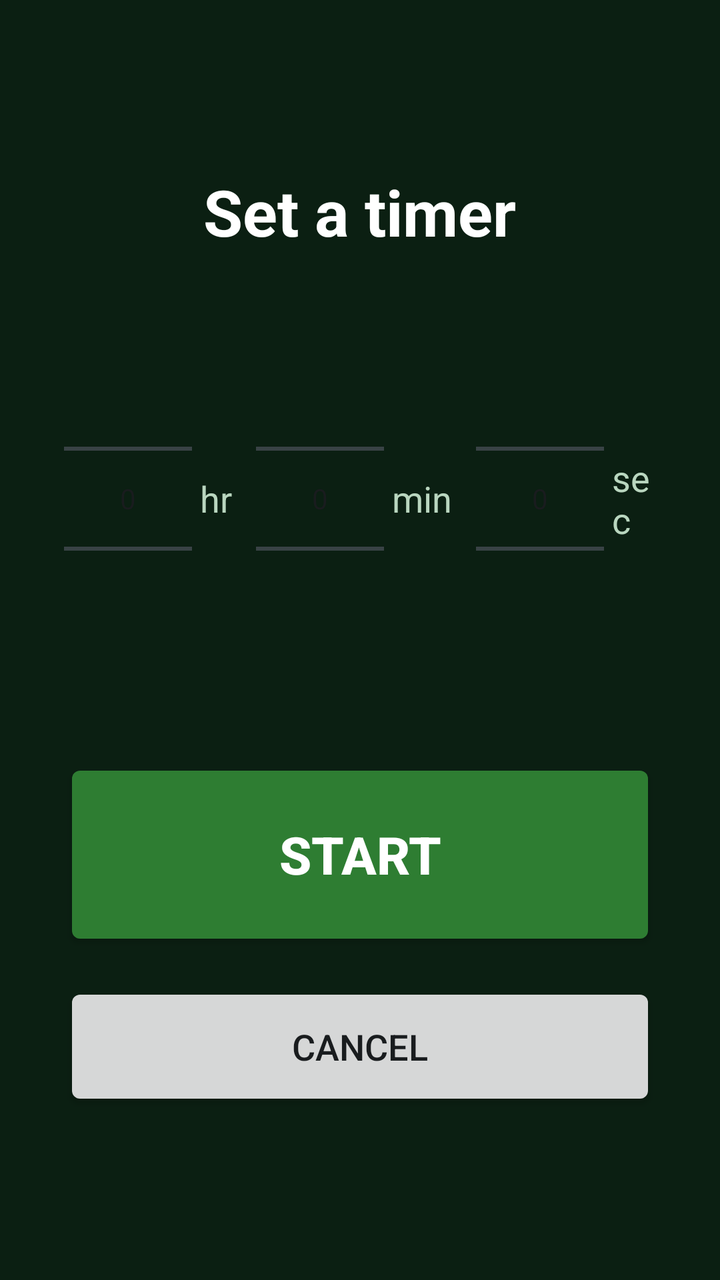
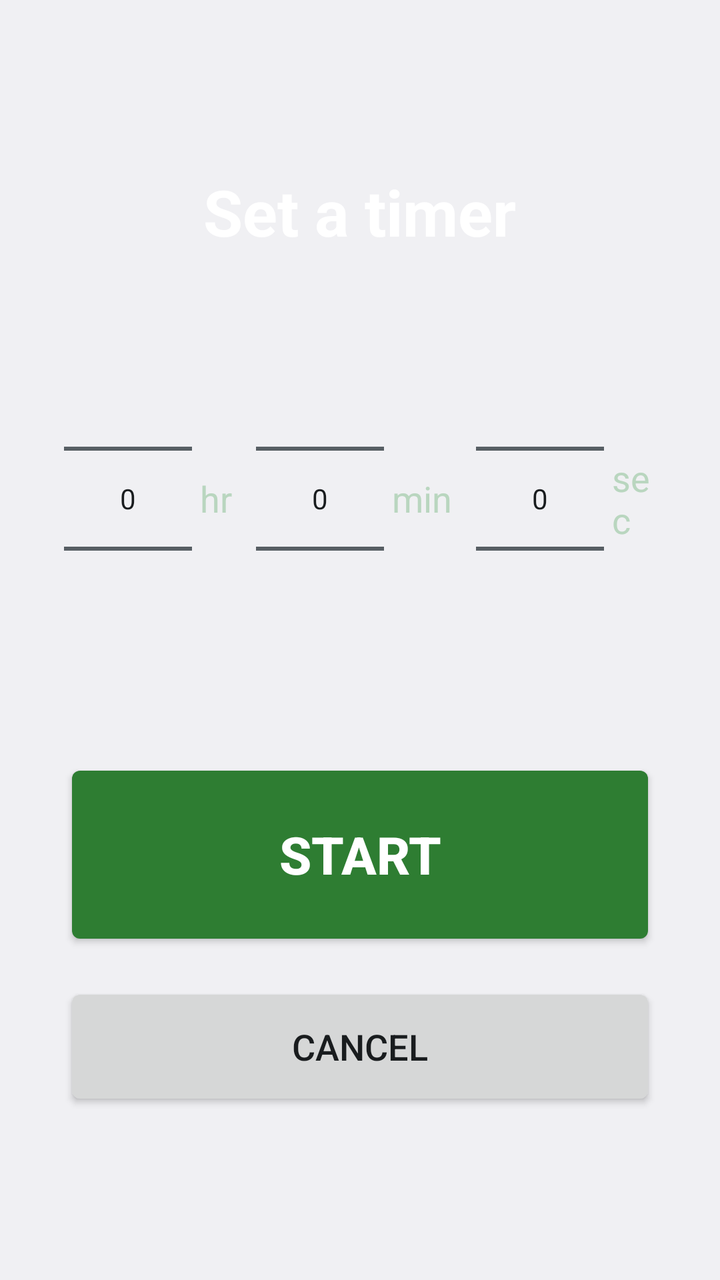

Compare the two renders of this Android layout. The source of the first and the diff that turns it into the second are given below.
<!-- AndroidManifest.xml: application theme AppTheme -->
<!-- res/layout/activity_custom.xml -->
<?xml version="1.0" encoding="utf-8"?>
<LinearLayout xmlns:android="http://schemas.android.com/apk/res/android"
    android:layout_width="match_parent"
    android:layout_height="match_parent"
    android:background="@color/ring_bg"
    android:gravity="center"
    android:orientation="vertical"
    android:padding="32dp">

    <TextView
        android:layout_width="wrap_content"
        android:layout_height="wrap_content"
        android:text="@string/custom_title"
        android:textColor="@color/ring_fg"
        android:textSize="32sp"
        android:textStyle="bold" />

    <LinearLayout
        android:layout_width="wrap_content"
        android:layout_height="wrap_content"
        android:layout_marginTop="32dp"
        android:gravity="center_vertical"
        android:orientation="horizontal">

        <NumberPicker
            android:id="@+id/pickHours"
            android:layout_width="wrap_content"
            android:layout_height="wrap_content"
            android:contentDescription="@string/custom_hours" />

        <TextView
            android:layout_width="wrap_content"
            android:layout_height="wrap_content"
            android:layout_marginStart="4dp"
            android:layout_marginEnd="12dp"
            android:text="@string/custom_hours"
            android:textColor="@color/ring_fg_dim"
            android:textSize="18sp" />

        <NumberPicker
            android:id="@+id/pickMinutes"
            android:layout_width="wrap_content"
            android:layout_height="wrap_content"
            android:contentDescription="@string/custom_minutes" />

        <TextView
            android:layout_width="wrap_content"
            android:layout_height="wrap_content"
            android:layout_marginStart="4dp"
            android:layout_marginEnd="12dp"
            android:text="@string/custom_minutes"
            android:textColor="@color/ring_fg_dim"
            android:textSize="18sp" />

        <NumberPicker
            android:id="@+id/pickSeconds"
            android:layout_width="wrap_content"
            android:layout_height="wrap_content"
            android:contentDescription="@string/custom_seconds" />

        <TextView
            android:layout_width="wrap_content"
            android:layout_height="wrap_content"
            android:layout_marginStart="4dp"
            android:text="@string/custom_seconds"
            android:textColor="@color/ring_fg_dim"
            android:textSize="18sp" />
    </LinearLayout>

    <Button
        android:id="@+id/btnCustomStart"
        android:layout_width="match_parent"
        android:layout_height="96dp"
        android:layout_marginTop="40dp"
        android:backgroundTint="@color/ring_plus"
        android:text="@string/btn_custom_start"
        android:textColor="@color/ring_fg"
        android:textSize="26sp"
        android:textStyle="bold" />

    <Button
        android:id="@+id/btnCustomCancel"
        android:layout_width="match_parent"
        android:layout_height="64dp"
        android:layout_marginTop="16dp"
        android:text="@string/action_cancel"
        android:textSize="18sp" />

</LinearLayout>
<!-- resources referenced by this layout -->
<resources>
  <color name="ring_bg">#0B1F12</color>
  <color name="ring_fg">#FFFFFF</color>
  <color name="ring_fg_dim">#B9D6BF</color>
  <color name="ring_plus">#2E7D32</color>
  <string name="action_cancel">Cancel</string>
  <string name="btn_custom_start">Start</string>
  <string name="custom_hours">hr</string>
  <string name="custom_minutes">min</string>
  <string name="custom_seconds">sec</string>
  <string name="custom_title">Set a timer</string>
  <style name="AppTheme" parent="@android:style/Theme.DeviceDefault.DayNight" />
</resources>

<!-- the commit's change to res/layout/activity_custom.xml (unified diff, before → after) -->
@@ -2,7 +2,6 @@
 <LinearLayout xmlns:android="http://schemas.android.com/apk/res/android"
     android:layout_width="match_parent"
     android:layout_height="match_parent"
-    android:background="@color/ring_bg"
     android:gravity="center"
     android:orientation="vertical"
     android:padding="32dp">
<!-- resource entries referenced after the edit -->
@@ -1,6 +1,5 @@
 <!-- resources referenced by this layout -->
 <resources>
-  <color name="ring_bg">#0B1F12</color>
   <color name="ring_fg">#FFFFFF</color>
   <color name="ring_fg_dim">#B9D6BF</color>
   <color name="ring_plus">#2E7D32</color>
@@ -10,6 +9,9 @@
   <string name="custom_minutes">min</string>
   <string name="custom_seconds">sec</string>
   <string name="custom_title">Set a timer</string>
-  <style name="AppTheme" parent="@android:style/Theme.DeviceDefault.DayNight" />
+  <style name="AppTheme" parent="@android:style/Theme.DeviceDefault.DayNight">
+          <item name="android:windowActionBar">false</item>
+          <item name="android:windowNoTitle">true</item>
+      </style>
 </resources>
 
